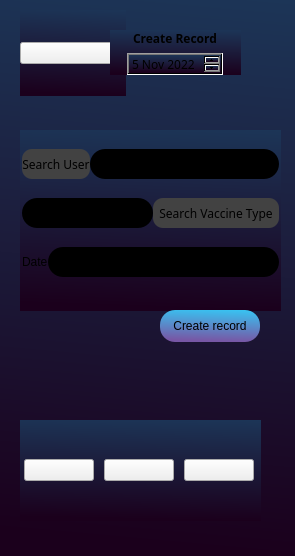
This is MyCovidRecord/createrecord.ui in gagabon501/cs106-2 as Qt 5 draws it before an edit. The edited form follows.
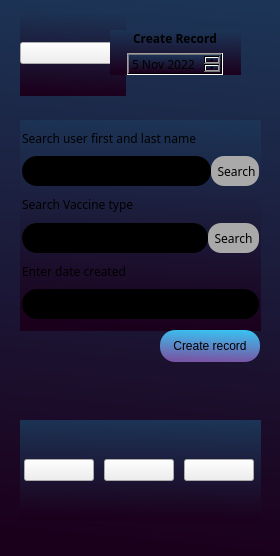
This is the edited form. Icons and pictures are not drawn.

Commit message: changed creat record layout

```diff
--- a/MyCovidRecord/createrecord.ui
+++ b/MyCovidRecord/createrecord.ui
@@ -6,7 +6,7 @@
    <rect>
     <x>0</x>
     <y>0</y>
-    <width>295</width>
+    <width>280</width>
     <height>556</height>
    </rect>
   </property>
@@ -205,9 +205,9 @@
     <property name="geometry">
      <rect>
       <x>20</x>
-      <y>130</y>
-      <width>261</width>
-      <height>181</height>
+      <y>120</y>
+      <width>241</width>
+      <height>211</height>
      </rect>
     </property>
     <layout class="QVBoxLayout" name="verticalLayout_3">
@@ -226,8 +226,40 @@
      <property name="bottomMargin">
       <number>12</number>
      </property>
+     <item>
+      <widget class="QLabel" name="searchUserText">
+       <property name="font">
+        <font>
+         <family>Raleway</family>
+        </font>
+       </property>
+       <property name="styleSheet">
+        <string notr="true">background-color: none;</string>
+       </property>
+       <property name="text">
+        <string>Search user first and last name</string>
+       </property>
+       <property name="margin">
+        <number>6</number>
+       </property>
+      </widget>
+     </item>
      <item>
       <layout class="QHBoxLayout" name="horizontalLayout_5">
+       <item>
+        <widget class="QLineEdit" name="searchUserForm">
+         <property name="maximumSize">
+          <size>
+           <width>16777215</width>
+           <height>30</height>
+          </size>
+         </property>
+         <property name="styleSheet">
+          <string notr="true">border-radius: 15px;
+background-color: #000;</string>
+         </property>
+        </widget>
+       </item>
        <item>
         <widget class="QPushButton" name="searchUser">
          <property name="sizePolicy">
@@ -248,31 +280,37 @@
           </font>
          </property>
          <property name="styleSheet">
-          <string notr="true">border-radius: 10px;
-background-color: rgb(66, 66, 66);
+          <string notr="true">border-radius: 13px;
+background-color: rgb(169, 169, 169);
+color: black;
+
 </string>
          </property>
          <property name="text">
-          <string>Search User</string>
-         </property>
-        </widget>
-       </item>
-       <item>
-        <widget class="QLineEdit" name="searchUserForm">
-         <property name="maximumSize">
-          <size>
-           <width>16777215</width>
-           <height>30</height>
-          </size>
-         </property>
-         <property name="styleSheet">
-          <string notr="true">border-radius: 15px;
-background-color: #000;</string>
+          <string>  Search </string>
          </property>
         </widget>
        </item>
       </layout>
      </item>
+     <item>
+      <widget class="QLabel" name="searchUserText_2">
+       <property name="font">
+        <font>
+         <family>Raleway</family>
+        </font>
+       </property>
+       <property name="styleSheet">
+        <string notr="true">background-color: none;</string>
+       </property>
+       <property name="text">
+        <string>Search Vaccine type</string>
+       </property>
+       <property name="margin">
+        <number>6</number>
+       </property>
+      </widget>
+     </item>
      <item>
       <layout class="QHBoxLayout" name="horizontalLayout_2">
        <item>
@@ -310,13 +348,14 @@
           </font>
          </property>
          <property name="styleSheet">
-          <string notr="true">border-radius: 10px;
-background-color: rgb(66, 66, 66);
+          <string notr="true">border-radius: 13px;
+background-color: rgb(169, 169, 169);
+color: black;
 
 </string>
          </property>
          <property name="text">
-          <string>  Search Vaccine Type  </string>
+          <string>  Search  </string>
          </property>
          <property name="autoRepeatDelay">
           <number>300</number>
@@ -325,24 +364,26 @@
        </item>
       </layout>
      </item>
+     <item>
+      <widget class="QLabel" name="searchUserText_3">
+       <property name="font">
+        <font>
+         <family>Raleway</family>
+        </font>
+       </property>
+       <property name="styleSheet">
+        <string notr="true">background-color: none;</string>
+       </property>
+       <property name="text">
+        <string>Enter date created</string>
+       </property>
+       <property name="margin">
+        <number>6</number>
+       </property>
+      </widget>
+     </item>
      <item>
       <layout class="QHBoxLayout" name="horizontalLayout_3">
-       <item>
-        <widget class="QLabel" name="dateIn">
-         <property name="maximumSize">
-          <size>
-           <width>16777215</width>
-           <height>40</height>
-          </size>
-         </property>
-         <property name="styleSheet">
-          <string notr="true">background-color: none;</string>
-         </property>
-         <property name="text">
-          <string>Date</string>
-         </property>
-        </widget>
-       </item>
        <item>
         <widget class="QLineEdit" name="inputDateLine">
          <property name="maximumSize">
@@ -365,7 +406,7 @@
     <property name="geometry">
      <rect>
       <x>160</x>
-      <y>310</y>
+      <y>330</y>
       <width>100</width>
       <height>32</height>
      </rect>
```
The commit also changes 2 other files.
